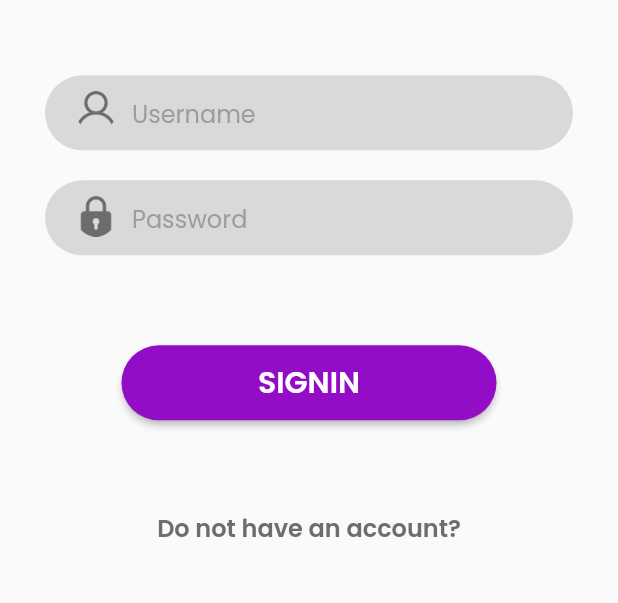
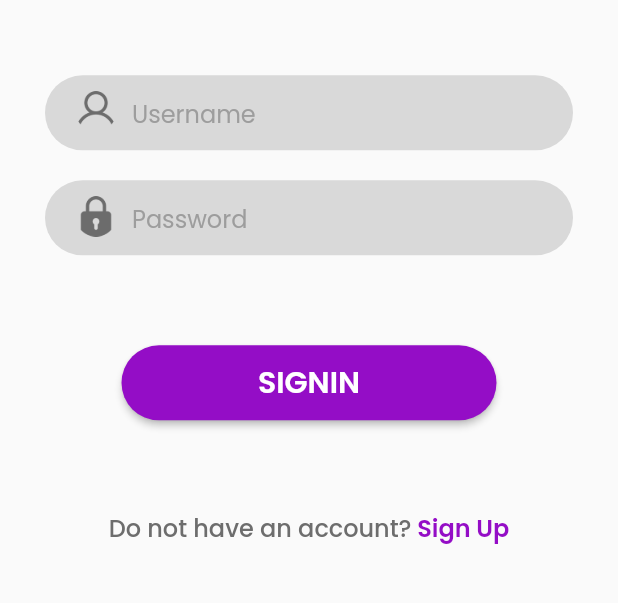
Before and after one commit to binh123thien/HOBIN, a Flutter app: the screen it shows after launch, on a phone screen of 412 x 824 dp, the part 312-915 px from its top. Run offline on Flutter 3.47's test engine with Material 2 defaults, Android fonts, the phone set to English and light mode, and no system bars; our stand-ins replace google_fonts.

Commit message:
chuyển trang ok

```diff
--- a/hobin_app/lib/main.dart
+++ b/hobin_app/lib/main.dart
@@ -1,7 +1,5 @@
 import 'package:flutter/material.dart';
 import 'package:hobin_app/pages/auth/SignIn.dart';
-import 'package:hobin_app/pages/auth/SignUp.dart';
-
 
 void main() {
   runApp(const MaterialApp(
--- a/hobin_app/lib/pages/auth/SignIn.dart
+++ b/hobin_app/lib/pages/auth/SignIn.dart
@@ -4,6 +4,9 @@ import 'package:google_fonts/google_fonts.dart';
 // import 'package:flutter/src/widgets/framework.dart';
 import 'package:hobin_app/responsive_widget.dart';
 import 'package:hobin_app/common_object/app_colors.dart';
+//chuyển trang
+import 'package:flutter/gestures.dart';
+import 'package:hobin_app/pages/auth/SignUp.dart';
 
 import '../../common_object/app_icons.dart';
 
@@ -21,6 +24,7 @@ class _SignInPageState extends State<SignInPage> {
     double screenHeight = MediaQuery.of(context).size.height;
     double screenWidth = MediaQuery.of(context).size.width;
     return Scaffold(
+      resizeToAvoidBottomInset: false,
       body: SizedBox(
         height: screenHeight,
         width: screenWidth,
@@ -141,23 +145,24 @@ class _SignInPageState extends State<SignInPage> {
                     Padding(
                       padding: const EdgeInsets.fromLTRB(30, 60, 30, 30),
                       child: SizedBox(
-                        width: ResponsiveWidget.isSmallScreen(context)? 250 : screenWidth * 0.1839,
-                        height: ResponsiveWidget.isSmallScreen(context)? 50 : screenHeight * 0.089,
+                        width: ResponsiveWidget.isSmallScreen(context)
+                            ? 250
+                            : screenWidth * 0.1839,
+                        height: ResponsiveWidget.isSmallScreen(context)
+                            ? 50
+                            : screenHeight * 0.089,
                         child: ElevatedButton(
-                          onPressed: (){},
+                          onPressed: () {},
                           style: ElevatedButton.styleFrom(
                               backgroundColor: AppColors.purpleColor,
-                            shape:  RoundedRectangleBorder(
+                              shape: RoundedRectangleBorder(
                                 borderRadius: BorderRadius.circular(50),
-                            )
-                          ),
-                          child: Text(
-                            'SIGNIN',
+                              )),
+                          child: Text('SIGNIN',
                               style: GoogleFonts.poppins(
                                   fontSize: 20,
                                   color: AppColors.whiteColor,
-                              fontWeight: FontWeight.w600)
-                          ),
+                                  fontWeight: FontWeight.w600)),
                         ),
                       ),
                     ),
@@ -166,12 +171,32 @@ class _SignInPageState extends State<SignInPage> {
                       padding: const EdgeInsets.fromLTRB(30, 30, 30, 30),
                       child: RichText(
                         text: TextSpan(
-                          text:'Do not have an account?',
+                          text: 'Do not have an account?',
                           style: GoogleFonts.poppins(
                             fontSize: 16,
                             color: AppColors.textColor,
-                            fontWeight: FontWeight.w600,
+                            fontWeight: FontWeight.w500,
                           ),
+                          children: [
+                            TextSpan(
+                              text: ' Sign Up',
+                              style: GoogleFonts.poppins(
+                                  fontSize: 16,
+                                  color: AppColors.purpleColor,
+                                  fontWeight: FontWeight.w600),
+                              //chuyển trang
+                              recognizer: TapGestureRecognizer()
+                                ..onTap = () {
+                                  setState(() {
+                                    Navigator.push(
+                                        context,
+                                        MaterialPageRoute(
+                                            builder: (context) =>
+                                                SignUpPage()));
+                                  });
+                                },
+                            ),
+                          ],
                         ),
                       ),
                     ),
```
Lines whose indentation alone changed are shown as unchanged.
